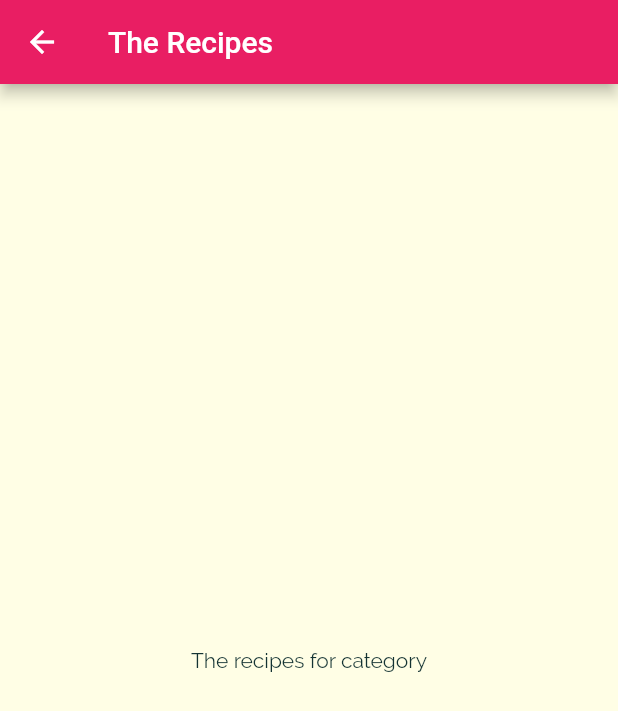
After one commit to Industrylaud/meals_app, a Flutter app: the screen it shows after launch, after a tap on "Italian", on a phone screen of 412 x 824 dp. The commit adds this screen. Shown: the top 711 px of the screen. Run offline on Flutter 3.47's test engine with Material 2 defaults, Android fonts, the phone set to English and light mode, and no system bars.

Commit message:
Add category meals screen

```diff
--- a/lib/category_item.dart
+++ b/lib/category_item.dart
@@ -1,4 +1,6 @@
 import 'package:flutter/material.dart';
+
+import 'category_meals_screen.dart';
 
 class CategoryItem extends StatelessWidget {
   final String title;
@@ -9,9 +11,23 @@ class CategoryItem extends StatelessWidget {
     this.color,
   });
 
+  void selectCategory(BuildContext context) {
+    Navigator.of(context).push(
+      MaterialPageRoute(
+        builder: (_) {
+          return CategoryMealsScreen();
+        },
+      ),
+    );
+  }
+
   @override
   Widget build(BuildContext context) {
-    return Container(
+    return InkWell(
+      onTap: () => selectCategory(context),
+      splashColor: Theme.of(context).primaryColor,
+      borderRadius: BorderRadius.circular(15),
+      child: Container(
         padding: const EdgeInsets.all(15),
         child: Text(
           title,
@@ -28,6 +44,7 @@ class CategoryItem extends StatelessWidget {
           ),
           borderRadius: BorderRadius.circular(15),
         ),
+      ),
     );
   }
 }
--- /dev/null
+++ b/lib/category_meals_screen.dart
@@ -0,0 +1,20 @@
+import 'package:flutter/material.dart';
+import 'package:flutter/src/foundation/key.dart';
+import 'package:flutter/src/widgets/framework.dart';
+import 'package:flutter/src/widgets/placeholder.dart';
+
+class CategoryMealsScreen extends StatelessWidget {
+  const CategoryMealsScreen({Key key}) : super(key: key);
+
+  @override
+  Widget build(BuildContext context) {
+    return Scaffold(
+      appBar: AppBar(
+        title: Text('The Recipes'),
+      ),
+      body: Center(
+        child: Text('The recipes for category'),
+      ),
+    );
+  }
+}
```
Lines whose indentation alone changed are shown as unchanged.
